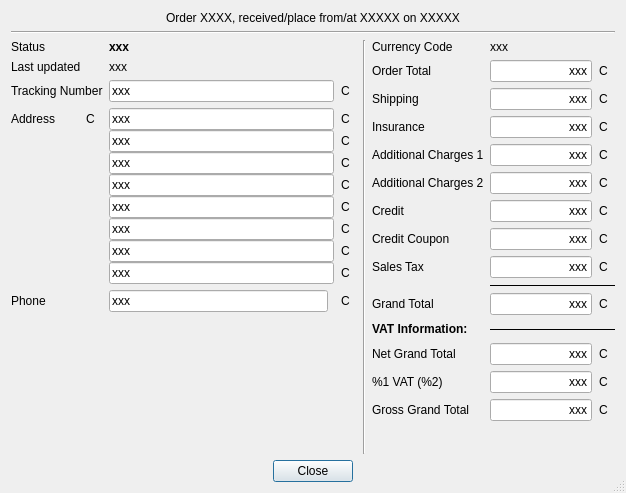
The window that src/desktop/orderinformationdialog.ui (rgriebl/brickstore) describes before a commit, drawn with Qt 5.
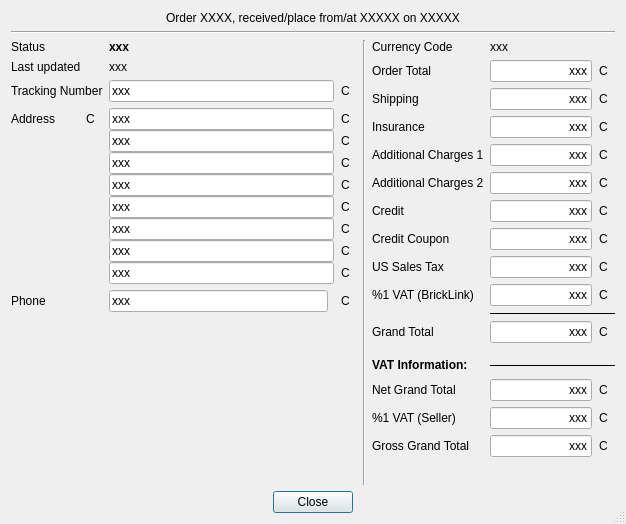
The same window after the commit. Icons and pictures are not drawn.

```diff
--- a/src/desktop/orderinformationdialog.ui
+++ b/src/desktop/orderinformationdialog.ui
@@ -7,7 +7,7 @@
     <x>0</x>
     <y>0</y>
     <width>626</width>
-    <height>493</height>
+    <height>524</height>
    </rect>
   </property>
   <property name="sizePolicy">
@@ -801,7 +801,7 @@
         <item row="8" column="0">
          <widget class="QLabel" name="w_salesTaxLabel">
           <property name="text">
-           <string>Sales Tax</string>
+           <string>US Sales Tax</string>
           </property>
          </widget>
         </item>
@@ -839,7 +839,7 @@
           </item>
          </layout>
         </item>
-        <item row="9" column="1">
+        <item row="10" column="1">
          <widget class="Line" name="line_3">
           <property name="sizePolicy">
            <sizepolicy hsizetype="MinimumExpanding" vsizetype="Fixed">
@@ -855,14 +855,14 @@
           </property>
          </widget>
         </item>
-        <item row="10" column="0">
+        <item row="11" column="0">
          <widget class="QLabel" name="w_grandTotalLabel">
           <property name="text">
            <string>Grand Total</string>
           </property>
          </widget>
         </item>
-        <item row="10" column="1">
+        <item row="11" column="1">
          <layout class="QHBoxLayout" name="horizontalLayout_49">
           <property name="spacing">
            <number>0</number>
@@ -896,7 +896,7 @@
           </item>
          </layout>
         </item>
-        <item row="11" column="0">
+        <item row="13" column="0">
          <widget class="QLabel" name="w_vatInfoLabel">
           <property name="font">
            <font>
@@ -912,14 +912,14 @@
           </property>
          </widget>
         </item>
-        <item row="12" column="0">
+        <item row="14" column="0">
          <widget class="QLabel" name="w_netGrandTotalLabel">
           <property name="text">
            <string>Net Grand Total</string>
           </property>
          </widget>
         </item>
-        <item row="12" column="1">
+        <item row="14" column="1">
          <layout class="QHBoxLayout" name="horizontalLayout_6">
           <property name="spacing">
            <number>0</number>
@@ -953,14 +953,14 @@
           </item>
          </layout>
         </item>
-        <item row="13" column="0">
-         <widget class="QLabel" name="w_vatLabel">
+        <item row="15" column="0">
+         <widget class="QLabel" name="w_vatSellerLabel">
           <property name="text">
-           <string comment="x% VAT (Seller or BrickLink)">%1 VAT (%2)</string>
+           <string comment="x% VAT (Seller or BrickLink)">%1 VAT (Seller)</string>
           </property>
          </widget>
         </item>
-        <item row="13" column="1">
+        <item row="15" column="1">
          <layout class="QHBoxLayout" name="horizontalLayout_44">
           <property name="spacing">
            <number>0</number>
@@ -994,14 +994,14 @@
           </item>
          </layout>
         </item>
-        <item row="14" column="0">
+        <item row="16" column="0">
          <widget class="QLabel" name="w_grossGrandTotalLabel">
           <property name="text">
            <string>Gross Grand Total</string>
           </property>
          </widget>
         </item>
-        <item row="14" column="1">
+        <item row="16" column="1">
          <layout class="QHBoxLayout" name="horizontalLayout_5">
           <property name="spacing">
            <number>0</number>
@@ -1035,7 +1035,7 @@
           </item>
          </layout>
         </item>
-        <item row="11" column="1">
+        <item row="13" column="1">
          <widget class="QLabel" name="w_vatSeparator">
           <property name="frameShape">
            <enum>QFrame::HLine</enum>
@@ -1045,6 +1045,63 @@
           </property>
          </widget>
         </item>
+        <item row="9" column="1">
+         <layout class="QHBoxLayout" name="horizontalLayout_7">
+          <property name="spacing">
+           <number>0</number>
+          </property>
+          <item>
+           <widget class="QLineEdit" name="w_vatBL">
+            <property name="text">
+             <string notr="true">xxx</string>
+            </property>
+            <property name="alignment">
+             <set>Qt::AlignRight|Qt::AlignTrailing|Qt::AlignVCenter</set>
+            </property>
+            <property name="readOnly">
+             <bool>true</bool>
+            </property>
+           </widget>
+          </item>
+          <item>
+           <widget class="QToolButton" name="w_vatBLCopy">
+            <property name="text">
+             <string notr="true">C</string>
+            </property>
+            <property name="icon">
+             <iconset theme="edit-copy">
+              <normaloff>.</normaloff>.</iconset>
+            </property>
+            <property name="autoRaise">
+             <bool>true</bool>
+            </property>
+           </widget>
+          </item>
+         </layout>
+        </item>
+        <item row="9" column="0">
+         <widget class="QLabel" name="w_vatBLLabel">
+          <property name="text">
+           <string>%1 VAT (BrickLink)</string>
+          </property>
+         </widget>
+        </item>
+        <item row="12" column="1">
+         <spacer name="verticalSpacer_2">
+          <property name="orientation">
+           <enum>Qt::Vertical</enum>
+          </property>
+          <property name="sizeType">
+           <enum>QSizePolicy::Fixed</enum>
+          </property>
+          <property name="sizeHint" stdset="0">
+           <size>
+            <width>20</width>
+            <height>2</height>
+           </size>
+          </property>
+         </spacer>
+        </item>
        </layout>
       </widget>
      </item>
```
Left out of the diff: 4 changed lines with no effect on the pictures.
